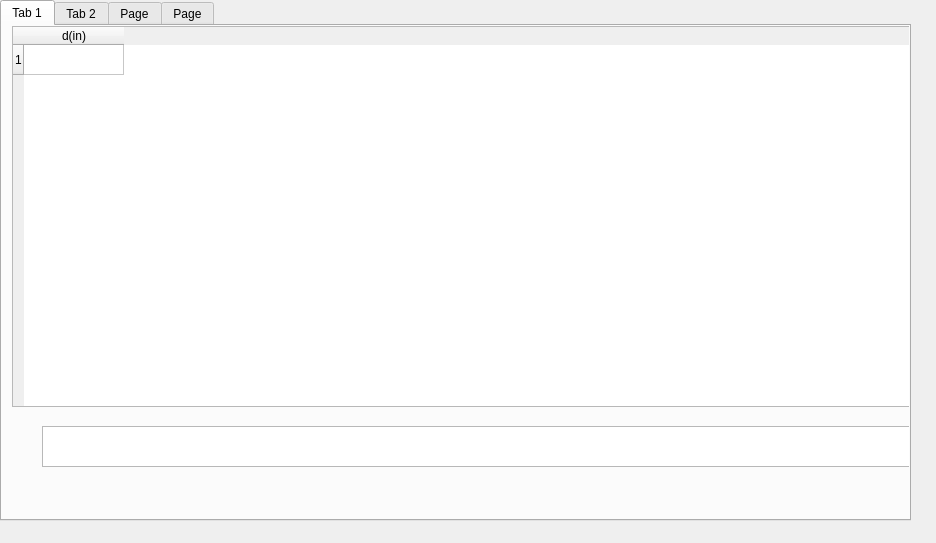
Ah00ra/HNNS, file wire_rope_tables.ui: the form before one commit.
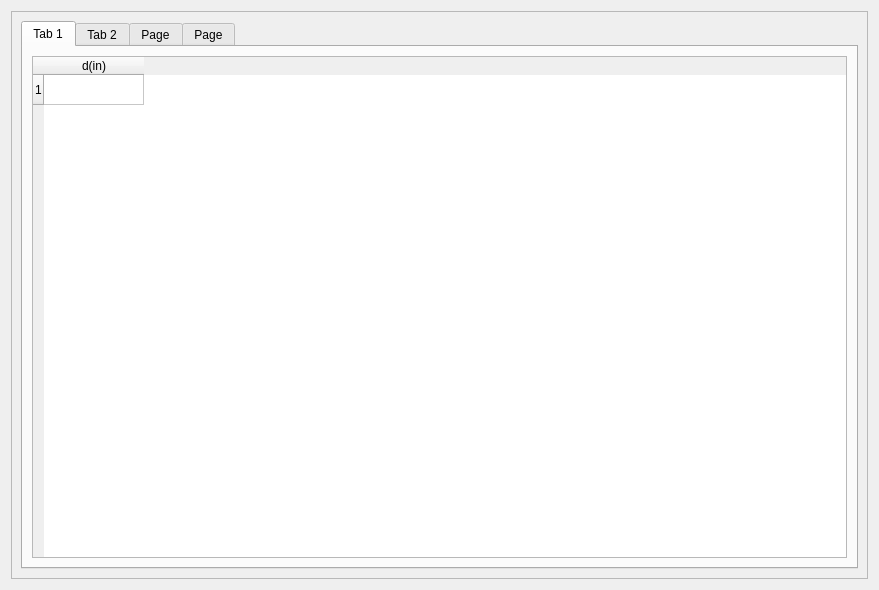
The form after the commit. The open tabs and pages were chosen to show the change.

Commit message: add layout and use frame in wire rope table window

What changed in the file:
```diff
--- a/wire_rope_tables.ui
+++ b/wire_rope_tables.ui
@@ -6,48 +6,35 @@
    <rect>
     <x>0</x>
     <y>0</y>
-    <width>936</width>
-    <height>543</height>
+    <width>879</width>
+    <height>590</height>
    </rect>
   </property>
   <property name="windowTitle">
    <string>Form</string>
   </property>
+  <layout class="QGridLayout" name="gridLayout_4">
+   <item row="0" column="0">
+    <widget class="QFrame" name="frame">
+     <property name="frameShape">
+      <enum>QFrame::StyledPanel</enum>
+     </property>
+     <property name="frameShadow">
+      <enum>QFrame::Raised</enum>
+     </property>
+     <layout class="QGridLayout" name="gridLayout">
+      <item row="0" column="0">
   <widget class="QTabWidget" name="tabWidget">
-   <property name="geometry">
-    <rect>
-     <x>0</x>
-     <y>0</y>
-     <width>911</width>
-     <height>521</height>
-    </rect>
-   </property>
    <property name="currentIndex">
-    <number>1</number>
+         <number>0</number>
    </property>
    <widget class="QWidget" name="tab">
     <attribute name="title">
      <string>Tab 1</string>
     </attribute>
-    <widget class="QTextBrowser" name="textBrowser">
-     <property name="geometry">
-      <rect>
-       <x>40</x>
-       <y>400</y>
-       <width>871</width>
-       <height>41</height>
-      </rect>
-     </property>
-    </widget>
+         <layout class="QGridLayout" name="gridLayout_2">
+          <item row="0" column="0">
     <widget class="QTableWidget" name="tableWidget">
-     <property name="geometry">
-      <rect>
-       <x>10</x>
-       <y>0</y>
-       <width>901</width>
-       <height>381</height>
-      </rect>
-     </property>
      <row>
       <property name="text">
        <string>1</string>
@@ -59,20 +46,16 @@
       </property>
      </column>
     </widget>
+          </item>
+         </layout>
    </widget>
    <widget class="QWidget" name="tab_2">
     <attribute name="title">
      <string>Tab 2</string>
     </attribute>
+         <layout class="QGridLayout" name="gridLayout_3">
+          <item row="0" column="0">
     <widget class="QTableWidget" name="tableWidget_2">
-     <property name="geometry">
-      <rect>
-       <x>0</x>
-       <y>0</y>
-       <width>901</width>
-       <height>381</height>
-      </rect>
-     </property>
      <row>
       <property name="text">
        <string>1</string>
@@ -84,20 +67,16 @@
       </property>
      </column>
     </widget>
+          </item>
+         </layout>
    </widget>
    <widget class="QWidget" name="tab_3">
     <attribute name="title">
      <string>Page</string>
     </attribute>
+         <layout class="QGridLayout" name="gridLayout_5">
+          <item row="0" column="0">
     <widget class="QTableWidget" name="tableWidget_3">
-     <property name="geometry">
-      <rect>
-       <x>9</x>
-       <y>9</y>
-       <width>891</width>
-       <height>461</height>
-      </rect>
-     </property>
      <row>
       <property name="text">
        <string>1</string>
@@ -109,20 +88,16 @@
       </property>
      </column>
     </widget>
+          </item>
+         </layout>
    </widget>
    <widget class="QWidget" name="tab_4">
     <attribute name="title">
      <string>Page</string>
     </attribute>
+         <layout class="QGridLayout" name="gridLayout_6">
+          <item row="0" column="0">
     <widget class="QTableWidget" name="tableWidget_4">
-     <property name="geometry">
-      <rect>
-       <x>0</x>
-       <y>10</y>
-       <width>891</width>
-       <height>461</height>
-      </rect>
-     </property>
      <property name="contextMenuPolicy">
       <enum>Qt::DefaultContextMenu</enum>
      </property>
@@ -146,8 +121,15 @@
       </property>
      </column>
     </widget>
-   </widget>
-  </widget>
+          </item>
+         </layout>
+        </widget>
+       </widget>
+      </item>
+     </layout>
+    </widget>
+   </item>
+  </layout>
  </widget>
  <resources/>
  <connections/>
```
Lines whose indentation alone changed are shown as unchanged. The commit also changes 2 other files.
